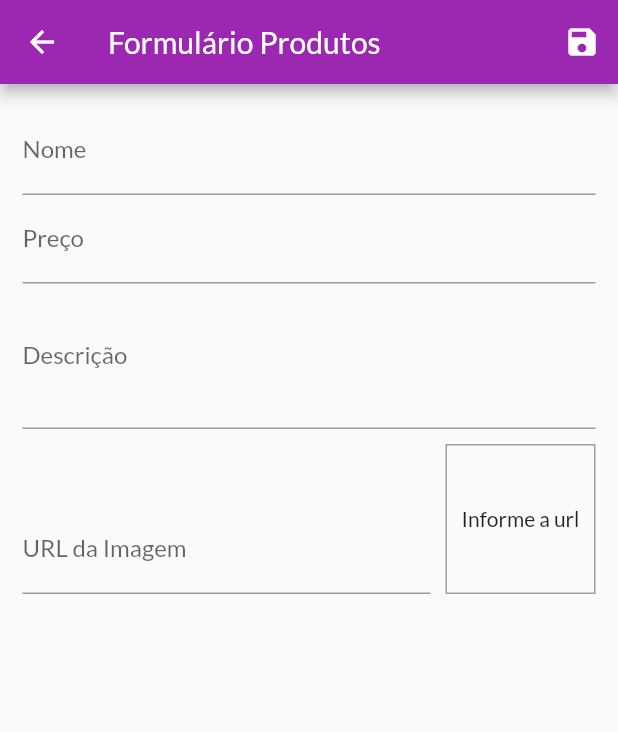
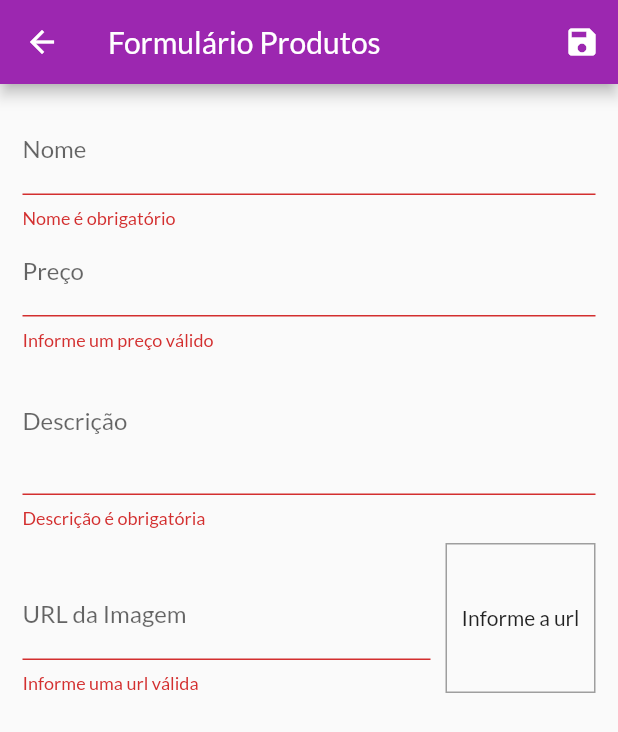
Before and after one commit to biroska/shop, a Flutter app: the ProductFormScreen screen opened by its route, after a tap on the "save" icon, on a phone screen of 412 x 824 dp. Shown: the top 732 px of the screen. Run offline on Flutter 3.47's test engine with Material 2 defaults, Android fonts, the phone set to English and light mode, and no system bars; network calls fail.

Commit message:
Validando campo do formulário

```diff
--- a/lib/screens/product_form_screen.dart
+++ b/lib/screens/product_form_screen.dart
@@ -41,20 +41,37 @@ class _ProductFormScreenState extends State<ProductFormScreen> {
     setState(() {});
   }
 
+  bool isValidImageUrl(String url) {
+    bool isValidUrl = Uri.tryParse(url)?.hasAbsolutePath ?? false;
+    String rulLowCase = url.toLowerCase();
+
+    bool endsWithFile = rulLowCase.endsWith('.png') ||
+        rulLowCase.endsWith('.jpg') ||
+        rulLowCase.endsWith('.jpeg');
+
+    return isValidUrl && endsWithFile;
+  }
+
   void _submitForm() {
+    final isValid = _formKey.currentState?.validate() ?? false;
+
+    if (!isValid) {
+      return;
+    }
+
     _formKey.currentState?.save();
 
     final newProduct = new Product(
         id: Random().nextDouble().toString(),
-        name: _formData['name'] as String ,
+        name: _formData['name'] as String,
         description: _formData['description'] as String,
         price: _formData['price'] as double,
         imageUrl: _formData['url'] as String);
 
-    print( newProduct.name );
-    print( newProduct.description );
-    print( newProduct.price );
-    print( newProduct.imageUrl );
+    print(newProduct.name);
+    print(newProduct.description);
+    print(newProduct.price);
+    print(newProduct.imageUrl);
   }
 
   @override
@@ -81,6 +98,16 @@ class _ProductFormScreenState extends State<ProductFormScreen> {
                     FocusScope.of(context).requestFocus(_priceFocus);
                   },
                   onSaved: (name) => _formData['name'] = name ?? '',
+                  validator: (_name) {
+                    final name = _name ?? '';
+                    if (name.trim().isEmpty) {
+                      return 'Nome é obrigatório';
+                    }
+                    if (name.trim().length < 3) {
+                      return 'Nome precisa no mínimo 3 letras';
+                    }
+                    return null;
+                  },
                 ),
                 TextFormField(
                   decoration: const InputDecoration(
@@ -92,6 +119,14 @@ class _ProductFormScreenState extends State<ProductFormScreen> {
                   textInputAction: TextInputAction.next,
                   onSaved: (price) =>
                       _formData['price'] = double.parse(price ?? '0'),
+                  validator: (_price){
+                    final priceString = _price ?? '';
+                    final price = double.tryParse( priceString ) ?? -1;
+                    if (price <= 0){
+                      return 'Informe um preço válido';
+                    }
+                    return null;
+                  },
                   onFieldSubmitted: (_) {
                     FocusScope.of(context).requestFocus(_descriptionFocus);
                   },
@@ -106,6 +141,16 @@ class _ProductFormScreenState extends State<ProductFormScreen> {
                   textInputAction: TextInputAction.next,
                   onSaved: (description) =>
                       _formData['description'] = description ?? '',
+                  validator: (_name) {
+                    final name = _name ?? '';
+                    if (name.trim().isEmpty) {
+                      return 'Descrição é obrigatória';
+                    }
+                    if (name.trim().length < 10) {
+                      return 'Descrição precisa no mínimo 10 letras';
+                    }
+                    return null;
+                  },
                 ),
                 Row(crossAxisAlignment: CrossAxisAlignment.end, children: [
                   Expanded(
@@ -119,6 +164,14 @@ class _ProductFormScreenState extends State<ProductFormScreen> {
                       textInputAction: TextInputAction.done,
                       onFieldSubmitted: (_) => _submitForm(),
                       onSaved: (url) => _formData['url'] = url ?? '',
+                      validator: (_url) {
+                        String url = _url ?? '';
+                        if ( !isValidImageUrl( url ) ){
+                          return 'Informe uma url válida';
+                          // https://uploads.metropoles.com/wp-content/uploads/2021/06/09110407/cachorro-fofo-usando-oculos_23-2148917262-1-600x380.jpg
+                        }
+                        return null;
+                      },
                     ),
                   ),
                   Container(
```
